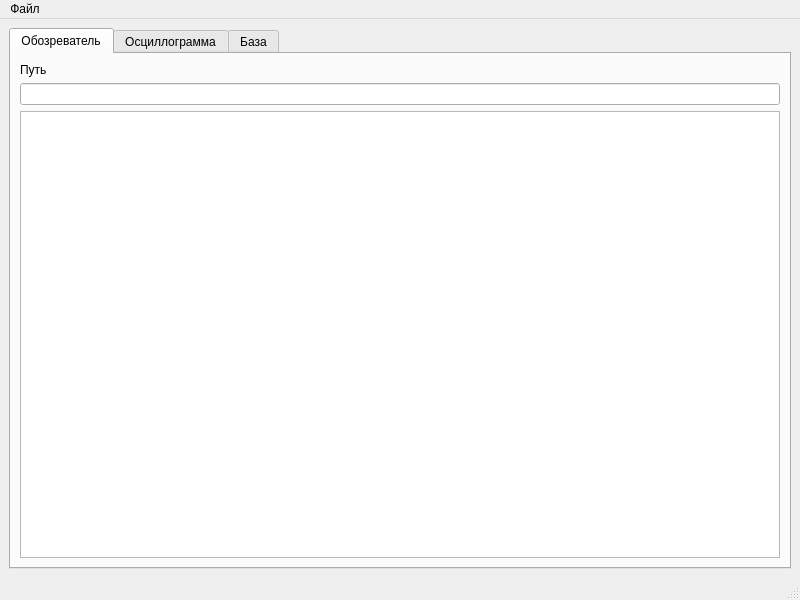
First picture: the form in mainwindow.ui, repository rikandart/complex, before the edit.
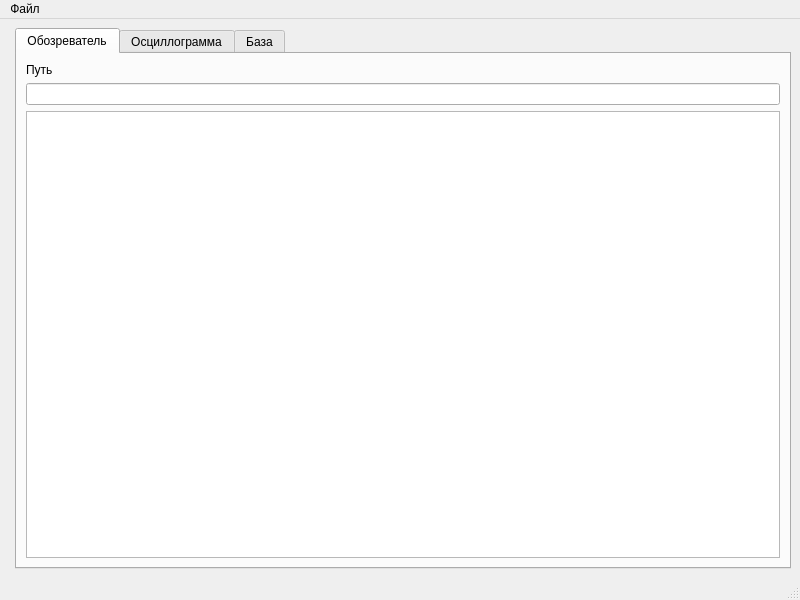
Second picture: the form after the edit.

```diff
--- a/mainwindow.ui
+++ b/mainwindow.ui
@@ -21,7 +21,7 @@
     </sizepolicy>
    </property>
    <layout class="QFormLayout" name="formLayout">
-    <item row="0" column="0" colspan="2">
+    <item row="0" column="1">
      <widget class="QTabWidget" name="tabWidget">
       <property name="enabled">
        <bool>true</bool>
```
